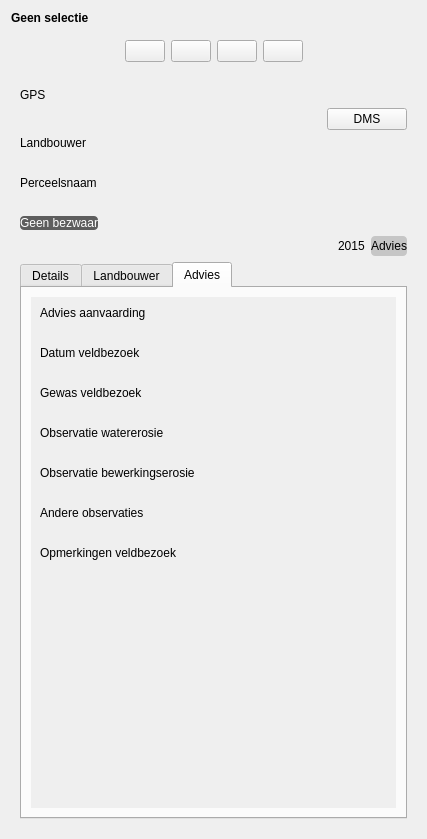
DOV-Vlaanderen/erosiebezwaren, file ui_parcelinfowidget.ui: the form before one commit.
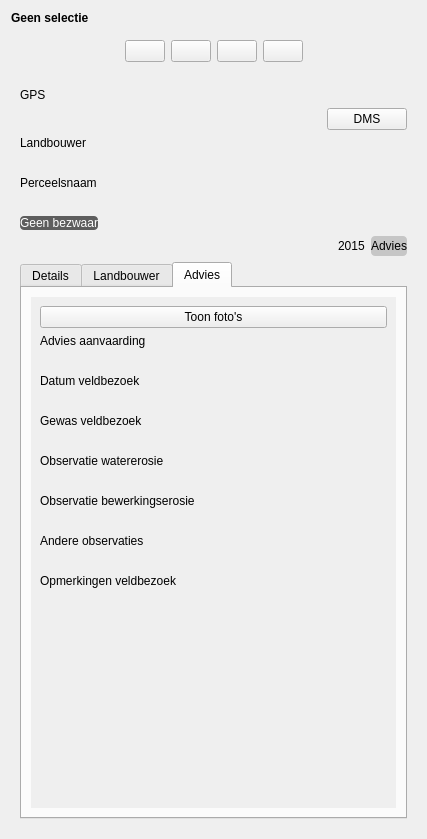
The form after the commit. The open tabs and pages were chosen to show the change. Icons and pictures are not drawn. Custom widgets are drawn as their Qt base class.

Diff of the .ui file:
```diff
--- a/ui_parcelinfowidget.ui
+++ b/ui_parcelinfowidget.ui
@@ -1035,10 +1035,17 @@
                <x>0</x>
                <y>0</y>
                <width>356</width>
-               <height>389</height>
+               <height>426</height>
               </rect>
              </property>
              <layout class="QVBoxLayout" name="verticalLayout_6">
+              <item>
+               <widget class="QPushButton" name="btn_showPhotos">
+                <property name="text">
+                 <string>Toon foto's</string>
+                </property>
+               </widget>
+              </item>
               <item>
                <widget class="QLabel" name="lb_advies_aanvaarding">
                 <property name="text">
```
